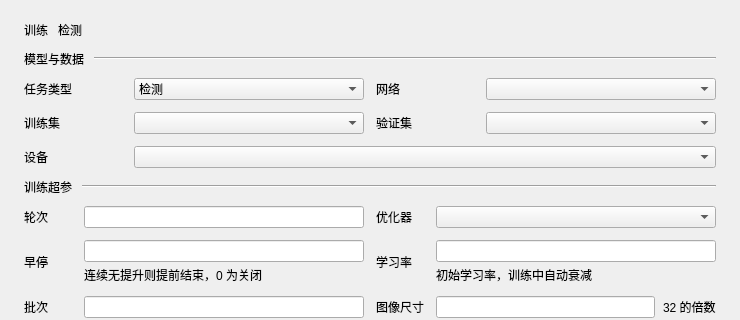
First picture: the form in ui/train.ui, repository pythondever/easy_trainer, before the edit; both pictures show x 0 to 740 and y 0 to 320 of the 740 by 600 pixel window.
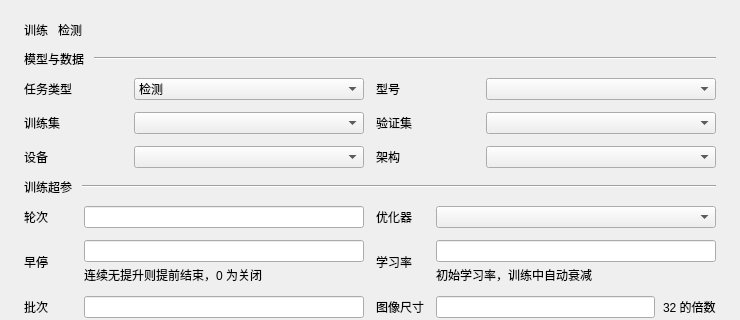
Second picture: the form after the edit.

What changed in the file:
```diff
--- a/ui/train.ui
+++ b/ui/train.ui
@@ -159,7 +159,7 @@
           <item row="0" column="2">
             <widget class="QLabel" name="network_label">
               <property name="text">
-                <string>网络</string>
+                <string>型号</string>
               </property>
               <property name="alignment">
                 <set>Qt::AlignLeft|Qt::AlignVCenter</set>
@@ -219,9 +219,22 @@
               </property>
             </widget>
           </item>
-          <item row="2" column="1" colspan="3">
+          <item row="2" column="1">
             <widget class="QComboBox" name="device_combo" />
           </item>
+          <item row="2" column="2">
+            <widget class="QLabel" name="arch_label">
+              <property name="text">
+                <string>架构</string>
+              </property>
+              <property name="alignment">
+                <set>Qt::AlignLeft|Qt::AlignVCenter</set>
+              </property>
+            </widget>
+          </item>
+          <item row="2" column="3">
+            <widget class="QComboBox" name="arch_combo" />
+          </item>
         </layout>
       </item>
       <item>
```
